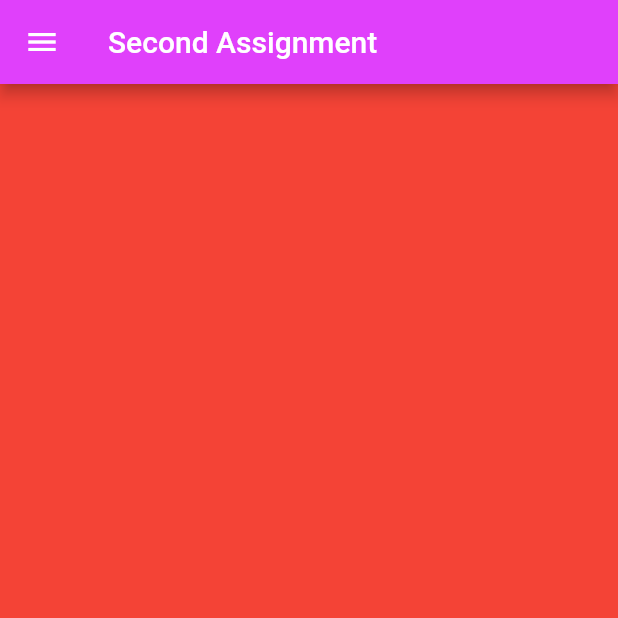
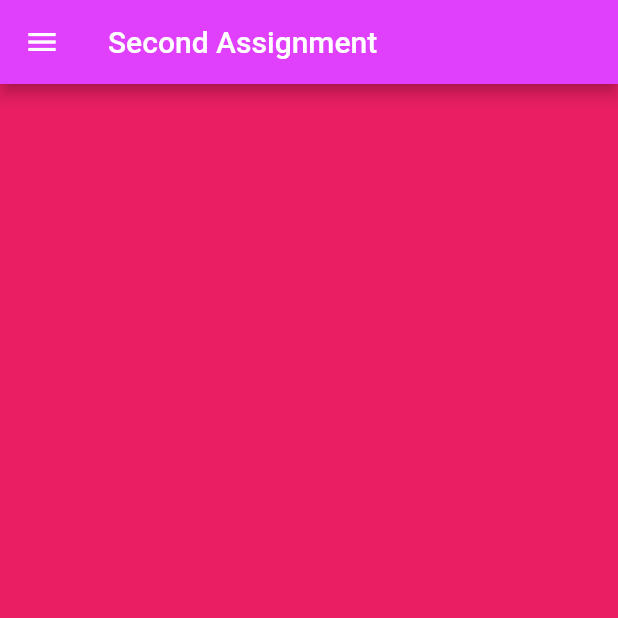
Before and after one commit to MohmmadElEfranji/assignment2, a Flutter app: the screen it shows after launch, on a phone screen of 412 x 824 dp, the top half of it. Run offline on Flutter 3.47's test engine with Material 2 defaults, Android fonts, the phone set to English and light mode, and no system bars.

Commit message:
Edit Background Color

```diff
--- a/lib/ui/HomeScreen.dart
+++ b/lib/ui/HomeScreen.dart
@@ -19,7 +19,7 @@ class HomeScreen extends StatelessWidget {
 
   Scaffold buildScaffoldPortrait(BuildContext context) {
     return Scaffold(
-      backgroundColor: Colors.red,
+      backgroundColor: Colors.pink,
       appBar: AppBar(
         title: const Text('Second Assignment'),
         backgroundColor: Colors.purpleAccent,
```
